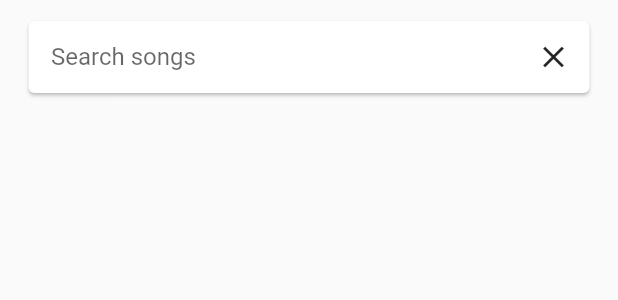
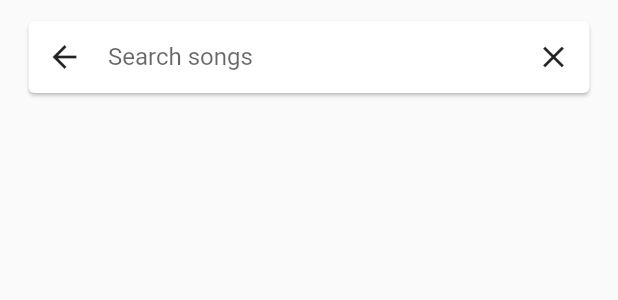
Before and after one commit to RubbaBoy/SPOON, a Flutter app: the QueueView widget shown alone on an empty page, opened directly, on a phone screen of 412 x 824 dp. Shown: the top 300 px of the screen. Run offline on Flutter 3.47's test engine with Material 2 defaults, Android fonts, the phone set to English and light mode, and no system bars; our stand-ins replace fluttertoast, get_it.

```diff
--- a/lib/scoped_model/add_queue_model.dart
+++ b/lib/scoped_model/add_queue_model.dart
@@ -24,6 +24,10 @@ class AddQueueModel extends BaseModel {
 
   void clear() {
     searchController.clear();
+  }
+
+  void back(BuildContext context) {
+    Navigator.of(context).pop();
   }
 
   void onUpdate(String text) {
--- a/lib/ui/views/add_queue_view.dart
+++ b/lib/ui/views/add_queue_view.dart
@@ -30,9 +30,13 @@ class _QueueViewState extends State<QueueView> {
                   color: Theme.of(context).cardColor,
                   child: Row(
                     children: [
+                      IconButton(
+                        icon: Icon(Icons.arrow_back),
+                        onPressed: () => model.back(context),
+                      ),
                       Expanded(
                         child: Padding(
-                          padding: EdgeInsets.fromLTRB(15, 0, 15, 0),
+                          padding: EdgeInsets.symmetric(horizontal: 5),
                           child: TextField(
                             onChanged: model.onUpdate,
                             onSubmitted: model.onSubmit,
```
Also changed, not shown: 1 other file.
